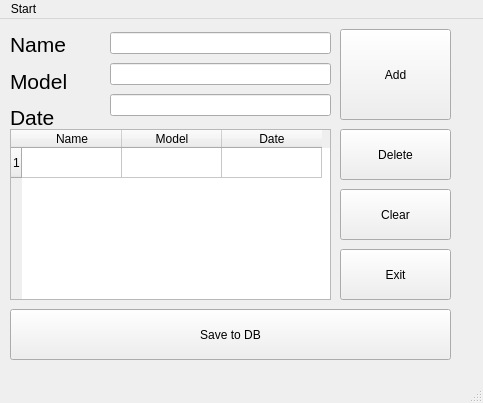
First picture: the form in mainwindow.ui, repository Palit-Invalid/tp_lab, before the edit.
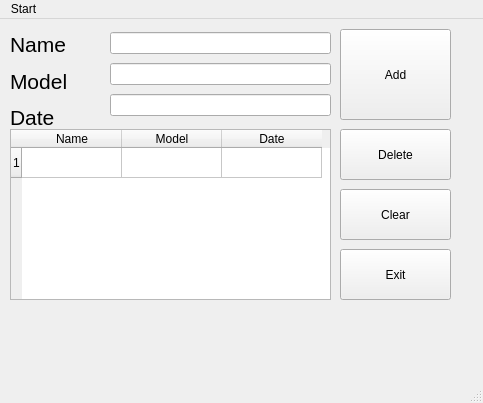
Second picture: the form after the edit.

Commit message: delete "save to db" button automatic save with close program

Patch:
```diff
--- a/mainwindow.ui
+++ b/mainwindow.ui
@@ -167,19 +167,6 @@
      <string>Exit</string>
     </property>
    </widget>
-   <widget class="QPushButton" name="pushButton_6">
-    <property name="geometry">
-     <rect>
-      <x>10</x>
-      <y>290</y>
-      <width>441</width>
-      <height>51</height>
-     </rect>
-    </property>
-    <property name="text">
-     <string>Save to DB</string>
-    </property>
-   </widget>
   </widget>
   <widget class="QStatusBar" name="statusbar"/>
   <widget class="QMenuBar" name="menuBar">
```
The commit also changes 2 other files.
